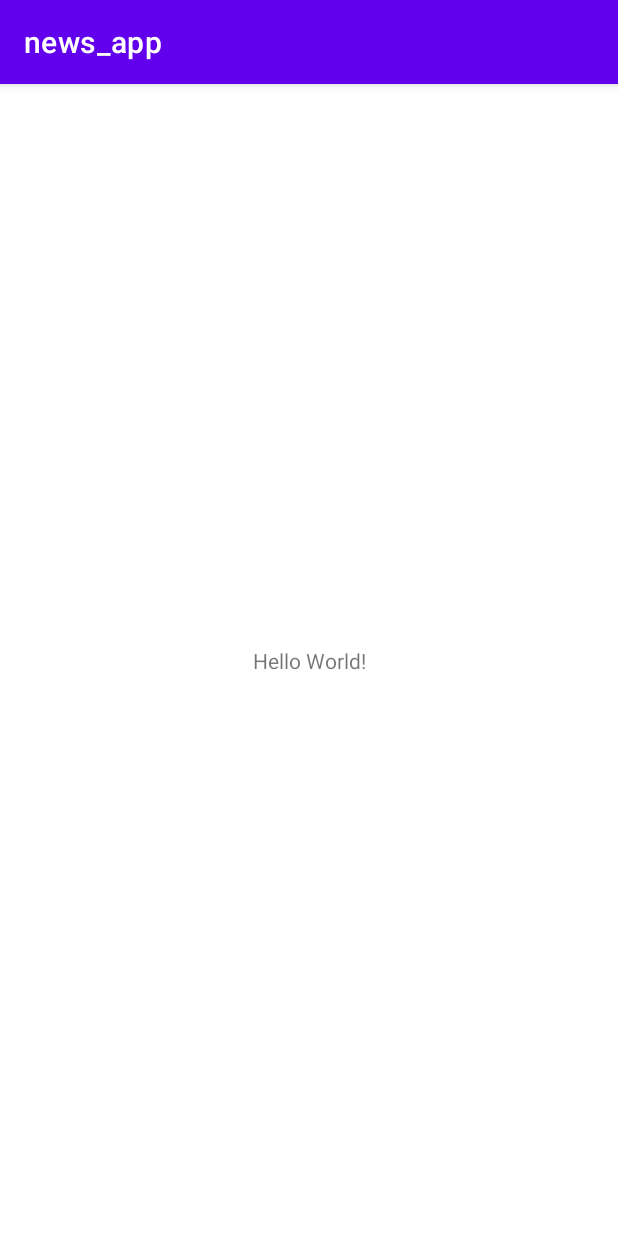
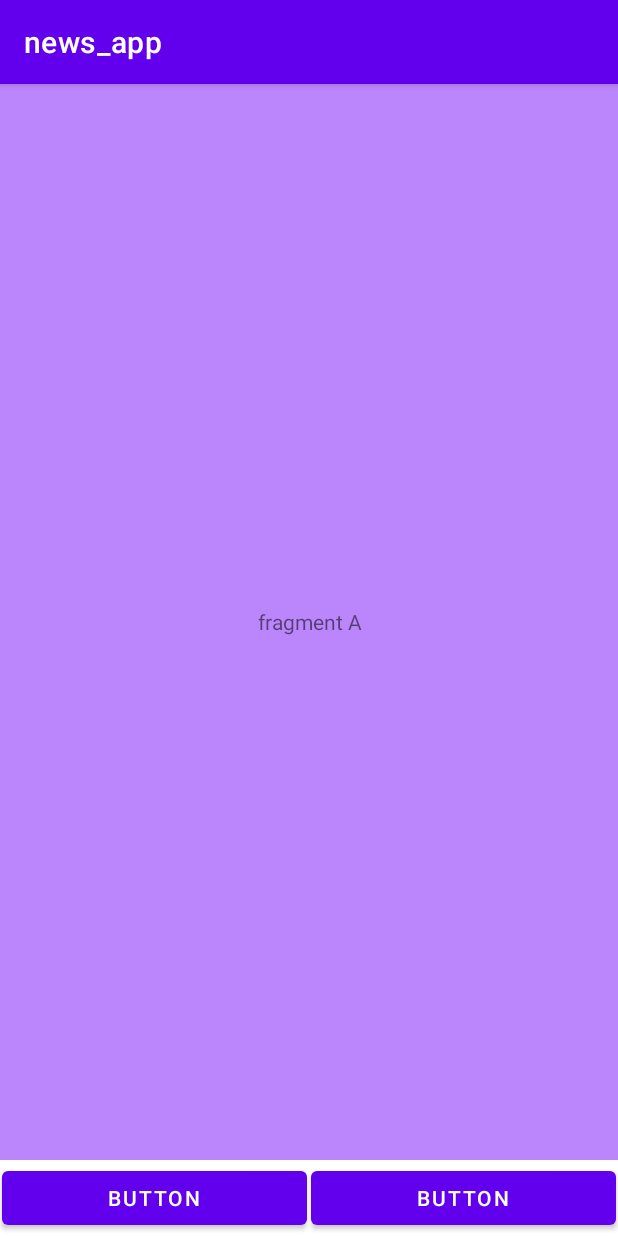
Before and after one commit to MCYJ/news_app, an Android app: the screen it shows after launch (MainActivity), on a phone screen of 412 x 824 dp. Run offline under Robolectric (Android 15) with nearby library versions, the phone set to English and light mode, and no system bars.

Commit message:
feat: initial news_app

```diff
--- a/app/src/main/AndroidManifest.xml
+++ b/app/src/main/AndroidManifest.xml
@@ -26,5 +26,6 @@
                 android:value="" />
         </activity>
     </application>
-
+    <!--    인터넷 권한    -->
+    <uses-permission android:name="android.permission.INTERNET" />
 </manifest>
--- /dev/null
+++ b/app/src/main/java/com/news_app/news_app/FragmentA.kt
@@ -0,0 +1,52 @@
+package com.news_app.news_app
+
+import android.content.ContentValues
+import android.os.Bundle
+import android.util.Log
+import android.view.LayoutInflater
+import android.view.View
+import android.view.ViewGroup
+import android.widget.TextView
+import androidx.fragment.app.Fragment
+import retrofit2.Call
+import retrofit2.Callback
+import retrofit2.Response
+import retrofit2.Retrofit
+import retrofit2.converter.gson.GsonConverterFactory
+
+class FragmentA : Fragment() {
+    override fun onCreateView(
+        inflater: LayoutInflater, container: ViewGroup?,
+        savedInstanceState: Bundle?
+    ): View? {
+        val rootView = inflater.inflate(R.layout.fragment_a, container, false)
+        val textArea = rootView.findViewById<TextView>(R.id.fragment_a_textview)
+        val retrofit = Retrofit.Builder()
+            .baseUrl("https://newsapi.org")
+            .addConverterFactory(GsonConverterFactory.create())
+            .build()
+        val newsService = retrofit.create(NewsService::class.java)
+        newsService.getNews("4debf998c9b64761bcfbfe9ca7997ef5")
+            .enqueue(object : Callback<NewsDto> {
+                override fun onFailure(call: Call<NewsDto>, t: Throwable) {
+                    Log.d(ContentValues.TAG, t.toString())
+                }
+
+                override fun onResponse(
+                    call: Call<NewsDto>,
+                    response: Response<NewsDto>
+                ) {
+                    if (response.isSuccessful.not()) {
+                        return
+                    }
+                    response.body()?.let {
+                        Log.d(ContentValues.TAG, it.sources[0].country)
+
+                        textArea.text = it.sources[0].country
+                    }
+                }
+            })
+        // Inflate the layout for this fragment
+        return rootView
+    }
+}
--- a/app/src/main/java/com/news_app/news_app/MainActivity.kt
+++ b/app/src/main/java/com/news_app/news_app/MainActivity.kt
@@ -1,11 +1,67 @@
 package com.news_app.news_app
 
+import android.content.ContentValues
+import android.os.Bundle
+import android.util.Log
+import android.widget.Button
 import androidx.appcompat.app.AppCompatActivity
-import android.os.Bundle
+import retrofit2.Call
+import retrofit2.Callback
+import retrofit2.Response
+import retrofit2.Retrofit
+import retrofit2.converter.gson.GsonConverterFactory
+
 
 class MainActivity : AppCompatActivity() {
+    private var currentFragment = true
     override fun onCreate(savedInstanceState: Bundle?) {
         super.onCreate(savedInstanceState)
         setContentView(R.layout.activity_main)
+
+        supportFragmentManager.beginTransaction()
+            .add(R.id.fragment_container, FragmentA())
+            .commit()
+
+        val retrofit = Retrofit.Builder()
+            .baseUrl("https://newsapi.org")
+            .addConverterFactory(GsonConverterFactory.create())
+            .build()
+        val newsService = retrofit.create(NewsService::class.java)
+        newsService.getNews("4debf998c9b64761bcfbfe9ca7997ef5")
+            .enqueue(object : Callback<NewsDto> {
+                override fun onFailure(call: Call<NewsDto>, t: Throwable) {
+                    Log.d(ContentValues.TAG, t.toString())
+                }
+
+                override fun onResponse(
+                    call: Call<NewsDto>,
+                    response: Response<NewsDto>
+                ) {
+                    if (response.isSuccessful.not()) {
+                        return
+                    }
+                    response.body()?.let {
+                        Log.d(ContentValues.TAG, it.toString())
+
+                        it.sources.forEach { source ->
+                            Log.d(ContentValues.TAG, source.name)
+                        }
+                    }
+                }
+            })
+
+        findViewById<Button>(R.id.menuBtn1).setOnClickListener {
+            var fragmentTransaction = supportFragmentManager.beginTransaction()
+            fragmentTransaction.replace(R.id.fragment_container, FragmentA())
+            fragmentTransaction.commit()
+        }
+
+        findViewById<Button>(R.id.menuBtn2).setOnClickListener {
+            var fragmentTransaction = supportFragmentManager.beginTransaction()
+            fragmentTransaction.replace(R.id.fragment_container, FragmentB())
+            fragmentTransaction.commit()
+        }
+
+
     }
 }
--- /dev/null
+++ b/app/src/main/java/com/news_app/news_app/NewsDto.kt
@@ -0,0 +1,6 @@
+package com.news_app.news_app
+
+data class NewsDto(
+    val sources: List<Source>,
+    val status: String
+)
--- /dev/null
+++ b/app/src/main/java/com/news_app/news_app/NewsService.kt
@@ -0,0 +1,12 @@
+package com.news_app.news_app
+
+import retrofit2.Call
+import retrofit2.http.GET
+import retrofit2.http.Query
+
+interface NewsService {
+    @GET("v2/top-headlines/sources")
+    fun getNews(
+        @Query("apiKey") API_KEY: String
+    ): Call<NewsDto>
+}
--- a/app/src/main/res/layout/activity_main.xml
+++ b/app/src/main/res/layout/activity_main.xml
@@ -1,18 +1,36 @@
 <?xml version="1.0" encoding="utf-8"?>
-<androidx.constraintlayout.widget.ConstraintLayout xmlns:android="http://schemas.android.com/apk/res/android"
-    xmlns:app="http://schemas.android.com/apk/res-auto"
+<LinearLayout xmlns:android="http://schemas.android.com/apk/res/android"
     xmlns:tools="http://schemas.android.com/tools"
     android:layout_width="match_parent"
     android:layout_height="match_parent"
-    tools:context=".MainActivity">
+    android:orientation="vertical"
+    tools:context=".MainPageActivity">
 
-    <TextView
-        android:layout_width="wrap_content"
+    <FrameLayout
+        android:id="@+id/fragment_container"
+        android:layout_width="match_parent"
+        android:layout_height="0dp"
+        android:layout_weight="1">
+    </FrameLayout>
+
+    <LinearLayout
+        android:layout_width="match_parent"
         android:layout_height="wrap_content"
-        android:text="Hello World!"
-        app:layout_constraintBottom_toBottomOf="parent"
-        app:layout_constraintEnd_toEndOf="parent"
-        app:layout_constraintStart_toStartOf="parent"
-        app:layout_constraintTop_toTopOf="parent" />
+        android:orientation="horizontal">
+        <Button
+            android:id="@+id/menuBtn1"
+            android:layout_width="wrap_content"
+            android:layout_height="wrap_content"
+            android:layout_weight="1"
+            android:text="Button"
+            android:layout_margin="1dp"/>
 
-</androidx.constraintlayout.widget.ConstraintLayout>
+        <Button
+            android:id="@+id/menuBtn2"
+            android:layout_width="wrap_content"
+            android:layout_height="wrap_content"
+            android:layout_weight="1"
+            android:text="Button"
+            android:layout_margin="1dp"/>
+    </LinearLayout>
+</LinearLayout>
--- /dev/null
+++ b/app/src/main/res/layout/fragment_a.xml
@@ -0,0 +1,17 @@
+<?xml version="1.0" encoding="utf-8"?>
+<FrameLayout xmlns:android="http://schemas.android.com/apk/res/android"
+    xmlns:tools="http://schemas.android.com/tools"
+    android:layout_width="match_parent"
+    android:layout_height="match_parent"
+    android:background="@color/purple_200"
+    tools:context=".FragmentA">
+
+    <!-- TODO: Update blank fragment layout -->
+    <TextView
+        android:id="@+id/fragment_a_textview"
+        android:layout_width="match_parent"
+        android:layout_height="match_parent"
+        android:gravity="center"
+        android:text="fragment A" />
+
+</FrameLayout>
--- a/app/src/main/res/values/strings.xml
+++ b/app/src/main/res/values/strings.xml
@@ -1,3 +1,5 @@
 <resources>
     <string name="app_name">news_app</string>
+    <!-- TODO: Remove or change this placeholder text -->
+    <string name="hello_blank_fragment">Hello blank fragment</string>
 </resources>
```
Also changed, not shown: app/build.gradle (+8 -2 lines), app/src/main/java/com/news_app/news_app/FragmentB.kt (added, +17 -0 lines), app/src/main/java/com/news_app/news_app/Source.kt (added, +11 -0 lines), app/src/main/res/layout/fragment_b.xml (added, +16 -0 lines).
